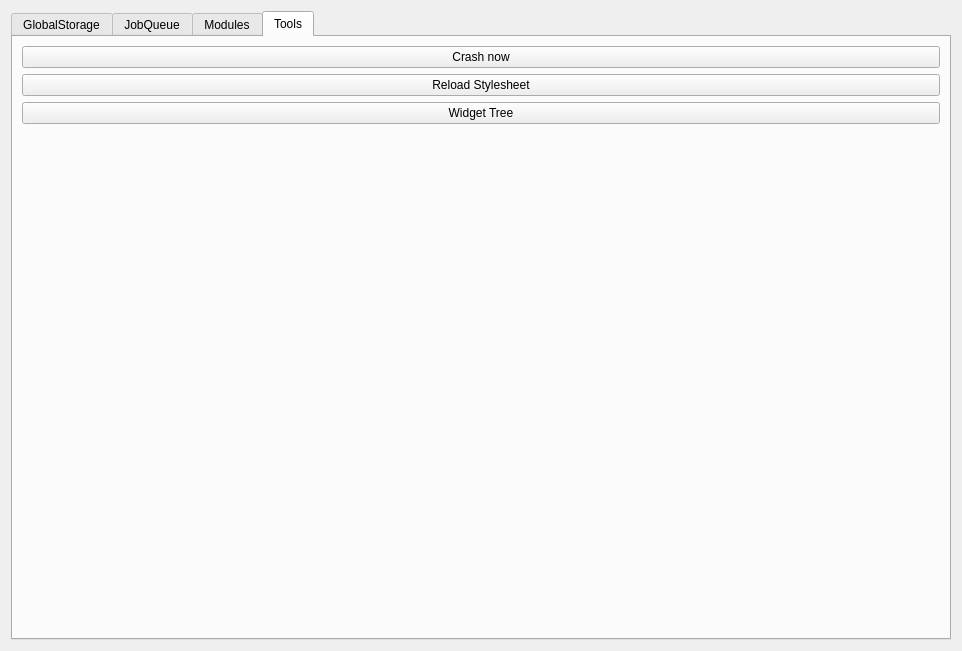
GXDE-OS/calamares, file src/calamares/DebugWindow.ui: the form before one commit.
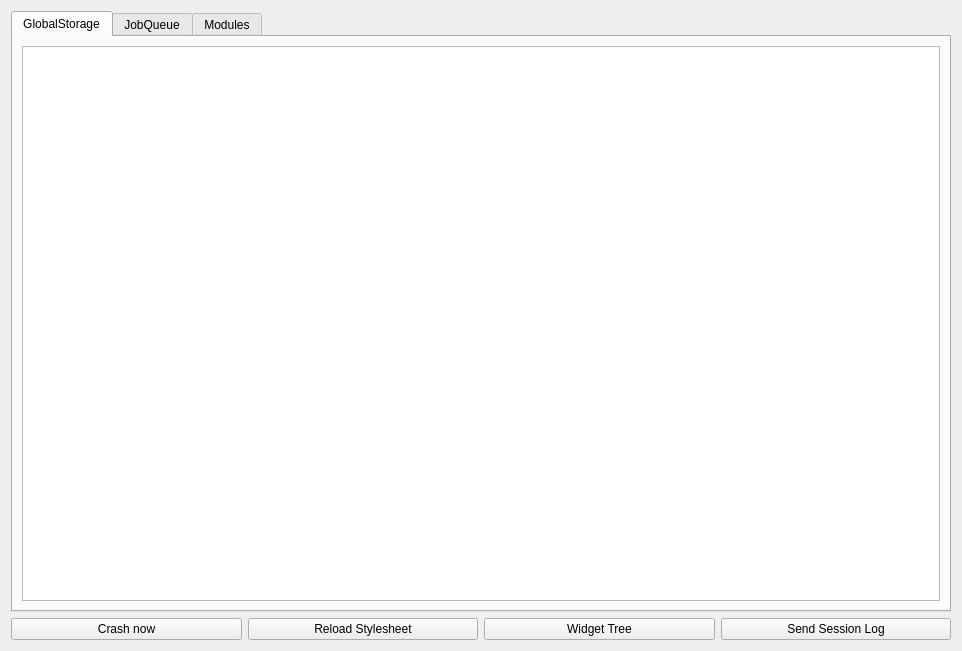
The form after the commit. The open tabs and pages were chosen to show the change. Icons and pictures are not drawn.

Patch:
```diff
--- a/src/calamares/DebugWindow.ui
+++ b/src/calamares/DebugWindow.ui
@@ -92,11 +92,10 @@
        </item>
       </layout>
      </widget>
-     <widget class="QWidget" name="toolsTab">
-      <attribute name="title">
-       <string>Tools</string>
-      </attribute>
-      <layout class="QVBoxLayout" name="verticalLayout_4">
+    </widget>
+   </item>
+   <item>
+    <layout class="QHBoxLayout" name="horizontalLayout_2">
        <item>
         <widget class="QPushButton" name="crashButton">
          <property name="text">
@@ -119,21 +118,19 @@
         </widget>
        </item>
        <item>
-        <spacer name="verticalSpacer">
-         <property name="orientation">
-          <enum>Qt::Vertical</enum>
-         </property>
-         <property name="sizeHint" stdset="0">
-          <size>
-           <width>20</width>
-           <height>40</height>
-          </size>
-         </property>
-        </spacer>
-       </item>
-      </layout>
-     </widget>
-    </widget>
+      <widget class="QPushButton" name="sendLogButton">
+       <property name="toolTip">
+        <string>Uploads the session log to the configured pastebin.</string>
+       </property>
+       <property name="text">
+        <string>Send Session Log</string>
+       </property>
+       <property name="icon">
+        <iconset theme="upload-media"/>
+       </property>
+      </widget>
+     </item>
+    </layout>
    </item>
   </layout>
  </widget>
```
Left out of the diff: 20 changed lines with no effect on the pictures. Lines whose indentation alone changed are shown as unchanged.
